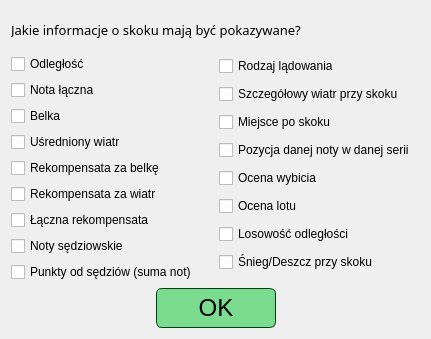
Old version of the form source/UI/AppSettings/JumpDataInfoChoiceDialog.ui in the repository KonradKrol/sj-sim.
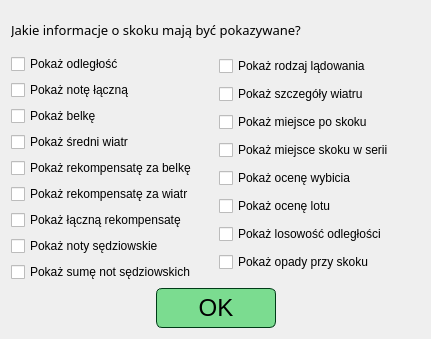
New version of the form.

Commit message: refactor(copy): use direct action labels for 22 checkbox options

Patch:
```diff
--- a/source/UI/AppSettings/JumpDataInfoChoiceDialog.ui
+++ b/source/UI/AppSettings/JumpDataInfoChoiceDialog.ui
@@ -35,63 +35,63 @@
        <item>
         <widget class="QCheckBox" name="checkBox_distance">
          <property name="text">
-          <string>Odległość</string>
+          <string>Pokaż odległość</string>
          </property>
         </widget>
        </item>
        <item>
         <widget class="QCheckBox" name="checkBox_points">
          <property name="text">
-          <string>Nota łączna</string>
+          <string>Pokaż notę łączną</string>
          </property>
         </widget>
        </item>
        <item>
         <widget class="QCheckBox" name="checkBox_gate">
          <property name="text">
-          <string>Belka</string>
+          <string>Pokaż belkę</string>
          </property>
         </widget>
        </item>
        <item>
         <widget class="QCheckBox" name="checkBox_averagedWind">
          <property name="text">
-          <string>Uśredniony wiatr</string>
+          <string>Pokaż średni wiatr</string>
          </property>
         </widget>
        </item>
        <item>
         <widget class="QCheckBox" name="checkBox_gateCompensation">
          <property name="text">
-          <string>Rekompensata za belkę</string>
+          <string>Pokaż rekompensatę za belkę</string>
          </property>
         </widget>
        </item>
        <item>
         <widget class="QCheckBox" name="checkBox_windCompensation">
          <property name="text">
-          <string>Rekompensata za wiatr</string>
+          <string>Pokaż rekompensatę za wiatr</string>
          </property>
         </widget>
        </item>
        <item>
         <widget class="QCheckBox" name="checkBox_totalCompensation">
          <property name="text">
-          <string>Łączna rekompensata</string>
+          <string>Pokaż łączną rekompensatę</string>
          </property>
         </widget>
        </item>
        <item>
         <widget class="QCheckBox" name="checkBox_judges">
          <property name="text">
-          <string>Noty sędziowskie</string>
+          <string>Pokaż noty sędziowskie</string>
          </property>
         </widget>
        </item>
        <item>
         <widget class="QCheckBox" name="checkBox_judgesPoints">
          <property name="text">
-          <string>Punkty od sędziów (suma not)</string>
+          <string>Pokaż sumę not sędziowskich</string>
          </property>
         </widget>
        </item>
@@ -102,56 +102,56 @@
        <item>
         <widget class="QCheckBox" name="checkBox_landingType">
          <property name="text">
-          <string>Rodzaj lądowania</string>
+          <string>Pokaż rodzaj lądowania</string>
          </property>
         </widget>
        </item>
        <item>
         <widget class="QCheckBox" name="checkBox_specificWind">
          <property name="text">
-          <string>Szczegółowy wiatr przy skoku</string>
+          <string>Pokaż szczegóły wiatru</string>
          </property>
         </widget>
        </item>
        <item>
         <widget class="QCheckBox" name="checkBox_positionAfterJump">
          <property name="text">
-          <string>Miejsce po skoku</string>
+          <string>Pokaż miejsce po skoku</string>
          </property>
         </widget>
        </item>
        <item>
         <widget class="QCheckBox" name="checkBox_jumpPositionInRound">
          <property name="text">
-          <string>Pozycja danej noty w danej serii</string>
+          <string>Pokaż miejsce skoku w serii</string>
          </property>
         </widget>
        </item>
        <item>
         <widget class="QCheckBox" name="checkBox_takeoffRating">
          <property name="text">
-          <string>Ocena wybicia</string>
+          <string>Pokaż ocenę wybicia</string>
          </property>
         </widget>
        </item>
        <item>
         <widget class="QCheckBox" name="checkBox_flightRating">
          <property name="text">
-          <string>Ocena lotu</string>
+          <string>Pokaż ocenę lotu</string>
          </property>
         </widget>
        </item>
        <item>
         <widget class="QCheckBox" name="checkBox_distanceRandom">
          <property name="text">
-          <string>Losowość odległości</string>
+          <string>Pokaż losowość odległości</string>
          </property>
         </widget>
        </item>
        <item>
         <widget class="QCheckBox" name="checkBox_snowRain">
          <property name="text">
-          <string>Śnieg/Deszcz przy skoku</string>
+          <string>Pokaż opady przy skoku</string>
          </property>
         </widget>
        </item>
```
The commit also changes 4 other files.
